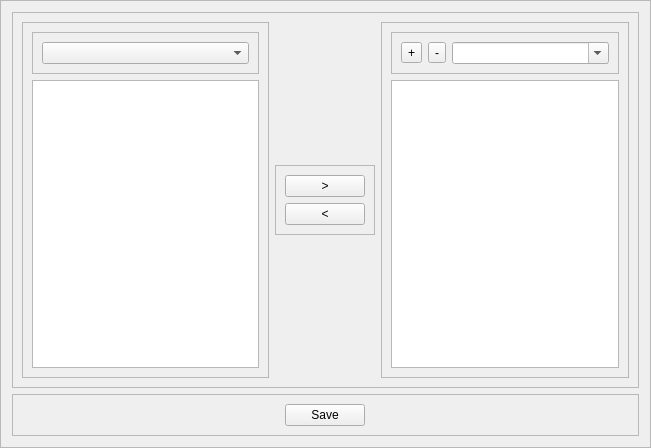
Qt form librecad/src/ui/not_used/customtoolbarcreator.ui (LibreCAD/LibreCAD) before a commit.
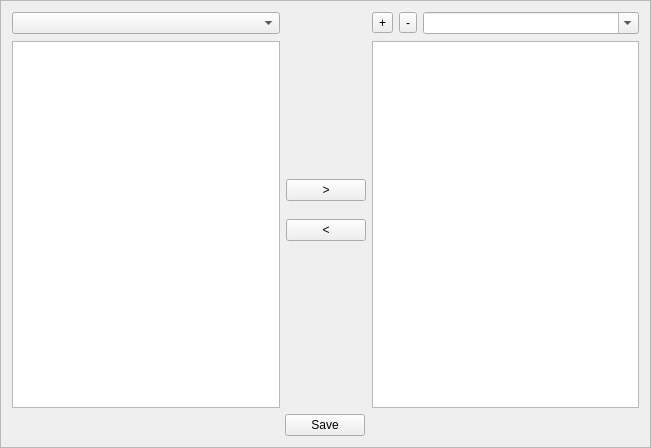
The same form after that commit. Custom widgets are drawn as their Qt base class.

```diff
--- a/librecad/src/ui/not_used/customtoolbarcreator.ui
+++ b/librecad/src/ui/not_used/customtoolbarcreator.ui
@@ -23,30 +23,72 @@
    <item>
     <widget class="QFrame" name="frame">
      <property name="frameShape">
-      <enum>QFrame::StyledPanel</enum>
+      <enum>QFrame::NoFrame</enum>
      </property>
      <property name="frameShadow">
       <enum>QFrame::Raised</enum>
      </property>
      <layout class="QHBoxLayout" name="horizontalLayout">
+      <property name="leftMargin">
+       <number>0</number>
+      </property>
+      <property name="topMargin">
+       <number>0</number>
+      </property>
+      <property name="rightMargin">
+       <number>0</number>
+      </property>
+      <property name="bottomMargin">
+       <number>0</number>
+      </property>
       <item>
        <widget class="QFrame" name="frame_2">
+        <property name="minimumSize">
+         <size>
+          <width>150</width>
+          <height>200</height>
+         </size>
+        </property>
         <property name="frameShape">
-         <enum>QFrame::StyledPanel</enum>
+         <enum>QFrame::NoFrame</enum>
         </property>
         <property name="frameShadow">
          <enum>QFrame::Raised</enum>
         </property>
         <layout class="QVBoxLayout" name="verticalLayout_2">
+         <property name="leftMargin">
+          <number>0</number>
+         </property>
+         <property name="topMargin">
+          <number>0</number>
+         </property>
+         <property name="rightMargin">
+          <number>0</number>
+         </property>
+         <property name="bottomMargin">
+          <number>0</number>
+         </property>
          <item>
           <widget class="QFrame" name="frame_6">
            <property name="frameShape">
-            <enum>QFrame::StyledPanel</enum>
+            <enum>QFrame::NoFrame</enum>
            </property>
            <property name="frameShadow">
             <enum>QFrame::Raised</enum>
            </property>
            <layout class="QHBoxLayout" name="horizontalLayout_4">
+            <property name="leftMargin">
+             <number>0</number>
+            </property>
+            <property name="topMargin">
+             <number>0</number>
+            </property>
+            <property name="rightMargin">
+             <number>0</number>
+            </property>
+            <property name="bottomMargin">
+             <number>1</number>
+            </property>
             <item>
              <widget class="QComboBox" name="categories_combobox"/>
             </item>
@@ -68,12 +110,27 @@
          </sizepolicy>
         </property>
         <property name="frameShape">
-         <enum>QFrame::StyledPanel</enum>
+         <enum>QFrame::NoFrame</enum>
         </property>
         <property name="frameShadow">
          <enum>QFrame::Raised</enum>
         </property>
         <layout class="QVBoxLayout" name="verticalLayout_4">
+         <property name="spacing">
+          <number>18</number>
+         </property>
+         <property name="leftMargin">
+          <number>0</number>
+         </property>
+         <property name="topMargin">
+          <number>0</number>
+         </property>
+         <property name="rightMargin">
+          <number>0</number>
+         </property>
+         <property name="bottomMargin">
+          <number>0</number>
+         </property>
          <item>
           <widget class="QPushButton" name="add_button">
            <property name="sizePolicy">
@@ -117,22 +174,52 @@
       </item>
       <item>
        <widget class="QFrame" name="widget_list">
+        <property name="minimumSize">
+         <size>
+          <width>150</width>
+          <height>200</height>
+         </size>
+        </property>
         <property name="frameShape">
-         <enum>QFrame::StyledPanel</enum>
+         <enum>QFrame::NoFrame</enum>
         </property>
         <property name="frameShadow">
          <enum>QFrame::Raised</enum>
         </property>
         <layout class="QVBoxLayout" name="verticalLayout_3">
+         <property name="leftMargin">
+          <number>0</number>
+         </property>
+         <property name="topMargin">
+          <number>0</number>
+         </property>
+         <property name="rightMargin">
+          <number>0</number>
+         </property>
+         <property name="bottomMargin">
+          <number>0</number>
+         </property>
          <item>
           <widget class="QFrame" name="frame_3">
            <property name="frameShape">
-            <enum>QFrame::StyledPanel</enum>
+            <enum>QFrame::NoFrame</enum>
            </property>
            <property name="frameShadow">
             <enum>QFrame::Raised</enum>
            </property>
            <layout class="QHBoxLayout" name="horizontalLayout_3">
+            <property name="leftMargin">
+             <number>0</number>
+            </property>
+            <property name="topMargin">
+             <number>0</number>
+            </property>
+            <property name="rightMargin">
+             <number>0</number>
+            </property>
+            <property name="bottomMargin">
+             <number>1</number>
+            </property>
             <item>
              <widget class="QToolButton" name="add_widget_button">
               <property name="text">
@@ -175,12 +262,24 @@
    <item>
     <widget class="QFrame" name="frame_4">
      <property name="frameShape">
-      <enum>QFrame::StyledPanel</enum>
+      <enum>QFrame::NoFrame</enum>
      </property>
      <property name="frameShadow">
       <enum>QFrame::Raised</enum>
      </property>
      <layout class="QHBoxLayout" name="horizontalLayout_2">
+      <property name="leftMargin">
+       <number>0</number>
+      </property>
+      <property name="topMargin">
+       <number>0</number>
+      </property>
+      <property name="rightMargin">
+       <number>0</number>
+      </property>
+      <property name="bottomMargin">
+       <number>0</number>
+      </property>
       <item>
        <widget class="QPushButton" name="save_button">
         <property name="sizePolicy">
```
